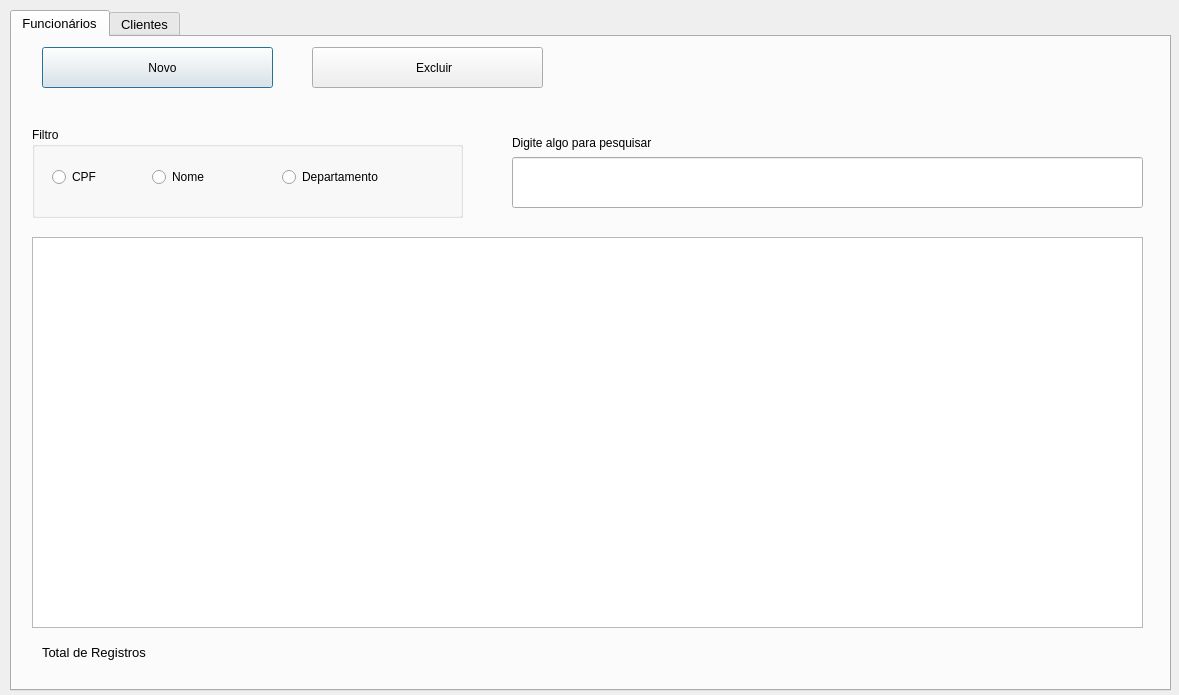
This is projeto_EE_2022_1/telaprincipal.ui in MariaZBP/projeto_Qt as Qt 5 draws it before an edit. The edited form follows.
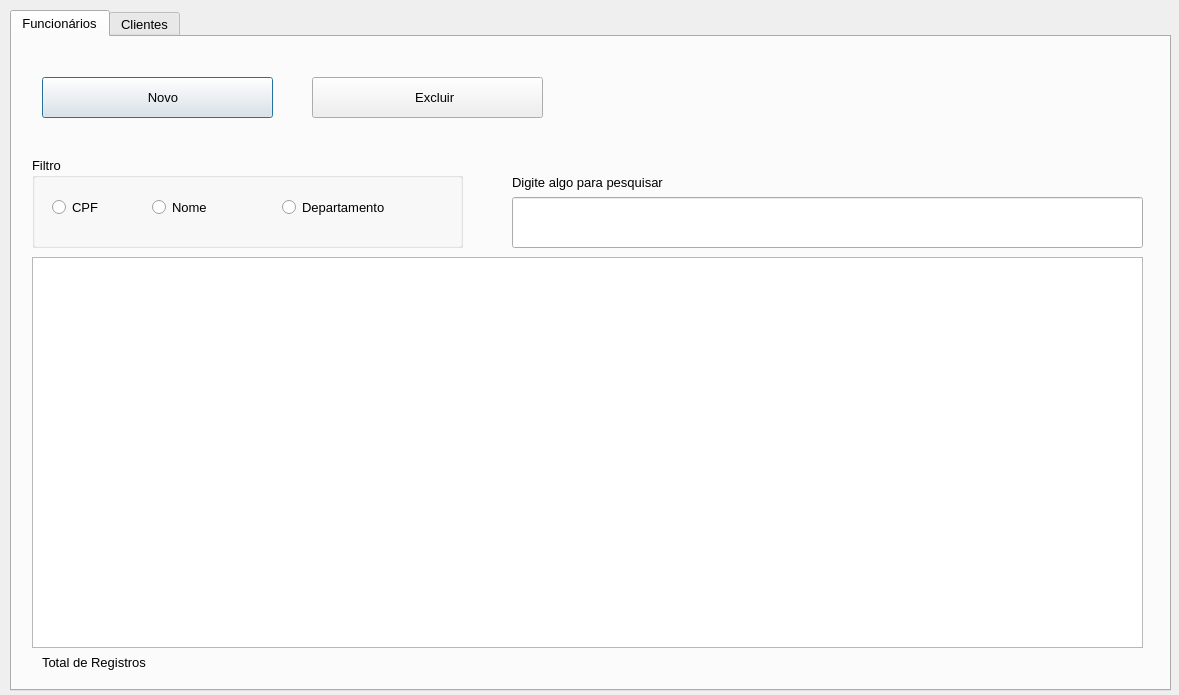
This is the edited form. Icons and pictures are not drawn.

The edit to the form file:
```diff
--- a/projeto_EE_2022_1/telaprincipal.ui
+++ b/projeto_EE_2022_1/telaprincipal.ui
@@ -41,14 +41,14 @@
      <property name="geometry">
       <rect>
        <x>30</x>
-       <y>10</y>
+       <y>40</y>
        <width>231</width>
        <height>41</height>
       </rect>
      </property>
      <property name="font">
       <font>
-       <pointsize>9</pointsize>
+       <pointsize>10</pointsize>
       </font>
      </property>
      <property name="text">
@@ -64,7 +64,7 @@
      <property name="geometry">
       <rect>
        <x>500</x>
-       <y>120</y>
+       <y>160</y>
        <width>631</width>
        <height>51</height>
       </rect>
@@ -74,14 +74,14 @@
      <property name="geometry">
       <rect>
        <x>500</x>
-       <y>90</y>
+       <y>130</y>
        <width>421</width>
        <height>31</height>
       </rect>
      </property>
      <property name="font">
       <font>
-       <pointsize>9</pointsize>
+       <pointsize>10</pointsize>
       </font>
      </property>
      <property name="text">
@@ -92,14 +92,14 @@
      <property name="geometry">
       <rect>
        <x>300</x>
-       <y>10</y>
+       <y>40</y>
        <width>231</width>
        <height>41</height>
       </rect>
      </property>
      <property name="font">
       <font>
-       <pointsize>9</pointsize>
+       <pointsize>10</pointsize>
       </font>
      </property>
      <property name="text">
@@ -114,7 +114,7 @@
      <property name="geometry">
       <rect>
        <x>20</x>
-       <y>200</y>
+       <y>220</y>
        <width>1111</width>
        <height>391</height>
       </rect>
@@ -124,11 +124,16 @@
      <property name="geometry">
       <rect>
        <x>30</x>
-       <y>600</y>
+       <y>610</y>
        <width>441</width>
        <height>31</height>
       </rect>
      </property>
+     <property name="font">
+      <font>
+       <pointsize>10</pointsize>
+      </font>
+     </property>
      <property name="text">
       <string>Total de Registros</string>
      </property>
@@ -137,14 +142,14 @@
      <property name="geometry">
       <rect>
        <x>20</x>
-       <y>90</y>
+       <y>120</y>
        <width>431</width>
        <height>91</height>
       </rect>
      </property>
      <property name="font">
       <font>
-       <pointsize>9</pointsize>
+       <pointsize>10</pointsize>
       </font>
      </property>
      <property name="title">
```
